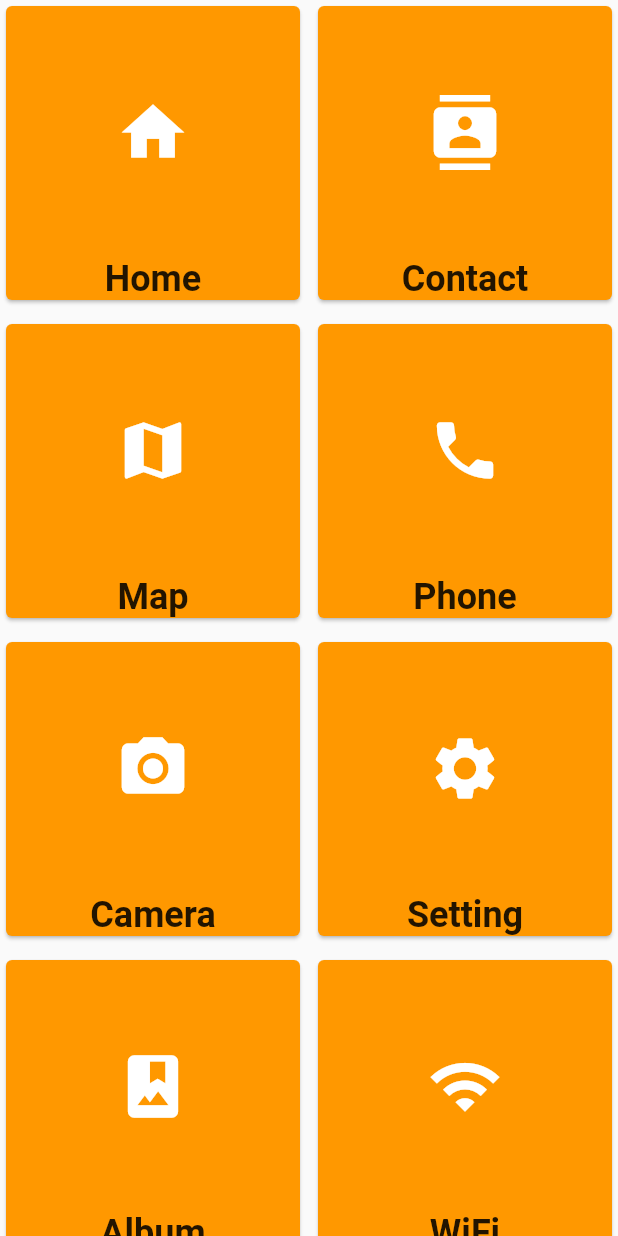
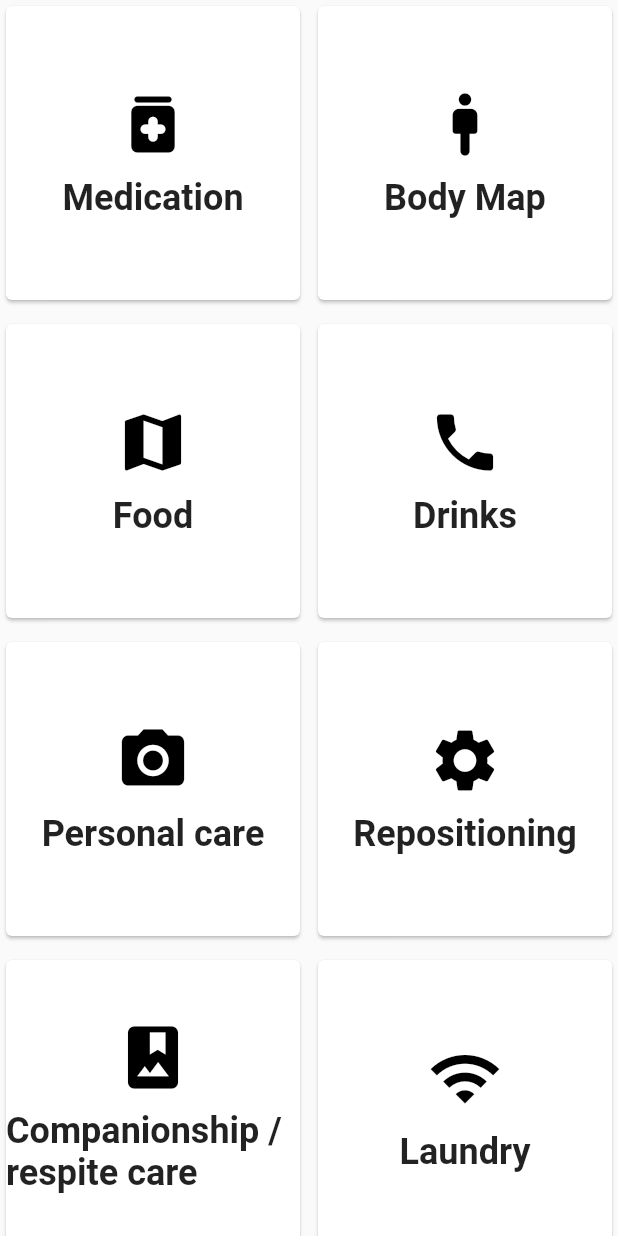
Before and after one commit to Sujithraj22/domiciliary_care, a Flutter app: the screen it shows after launch, on a phone screen of 412 x 824 dp. Run offline on Flutter 3.47's test engine with Material 2 defaults, Android fonts, the phone set to English and light mode, and no system bars; Roboto replaces fonts that are missing (Poppins).

Commit message:
working on icons

```diff
--- /dev/null
+++ b/lib/models/work.dart
@@ -0,0 +1,48 @@
+import 'package:flutter/material.dart';
+
+class Work {
+  const Work({this.title, this.icon});
+
+  final String? title;
+  final IconData? icon;
+}
+
+List<Work> works = <Work>[
+  const Work(title: 'Medication', icon: Icons.medication_rounded),
+  const Work(title: 'Body Map', icon: Icons.man_2_rounded),
+  const Work(title: 'Food', icon: Icons.map),
+  const Work(title: 'Drinks', icon: Icons.phone),
+  const Work(title: 'Personal care', icon: Icons.camera_alt),
+  const Work(title: 'Repositioning', icon: Icons.settings),
+  const Work(title: 'Companionship / respite care', icon: Icons.photo_album),
+  const Work(title: 'Laundry', icon: Icons.wifi),
+  const Work(title: 'Groceries', icon: Icons.wifi),
+  const Work(title: 'Housework', icon: Icons.wifi),
+  const Work(title: 'Household chores', icon: Icons.wifi),
+  const Work(title: 'Unable to delivere care', icon: Icons.wifi),
+];
+
+class SelectWork extends StatelessWidget {
+  const SelectWork({Key? key, required this.work}) : super(key: key);
+  final Work work;
+
+  @override
+  Widget build(BuildContext context) {
+    final TextStyle textStyle =
+    TextStyle(fontSize: 24, fontWeight: FontWeight.bold);
+    return Card(
+      color: Colors.white,
+      child: Center(
+        child: Column(
+            mainAxisAlignment: MainAxisAlignment.center,
+            crossAxisAlignment: CrossAxisAlignment.center,
+            children: <Widget>[
+
+              Icon(work.icon, size: 50.0, color: Colors.black),
+              SizedBox(height: 10),
+              Text((work.title).toString(), style: textStyle),
+            ]),
+      ),
+    );
+  }
+}
--- a/lib/screens/visiting_screen.dart
+++ b/lib/screens/visiting_screen.dart
@@ -1,4 +1,6 @@
 import 'package:flutter/material.dart';
+
+import '../models/work.dart';
 
 class VisitingScreen extends StatefulWidget {
   const VisitingScreen({Key? key}) : super(key: key);
@@ -35,43 +37,3 @@ class _VisitingScreenState extends State<VisitingScreen> {
     );
   }
 }
-
-class Work {
-  const Work({this.title, this.icon});
-
-  final String? title;
-  final IconData? icon;
-}
-
-List<Work> works = <Work>[
-  const Work(title: 'Home', icon: Icons.home),
-  const Work(title: 'Contact', icon: Icons.contacts),
-  const Work(title: 'Map', icon: Icons.map),
-  const Work(title: 'Phone', icon: Icons.phone),
-  const Work(title: 'Camera', icon: Icons.camera_alt),
-  const Work(title: 'Setting', icon: Icons.settings),
-  const Work(title: 'Album', icon: Icons.photo_album),
-  const Work(title: 'WiFi', icon: Icons.wifi),
-];
-
-class SelectWork extends StatelessWidget {
-  const SelectWork({Key? key, required this.work}) : super(key: key);
-  final Work work;
-
-  @override
-  Widget build(BuildContext context) {
-    final TextStyle textStyle =
-        TextStyle(fontSize: 24, fontWeight: FontWeight.bold);
-    return Card(
-      color: Colors.orange,
-      child: Center(
-        child: Column(
-            crossAxisAlignment: CrossAxisAlignment.center,
-            children: <Widget>[
-              Expanded(child: Icon(work.icon, size: 50.0, color: Colors.white)),
-              Text((work.title).toString(), style: textStyle),
-            ]),
-      ),
-    );
-  }
-}
```
Also changed, not shown: 1 other file.
